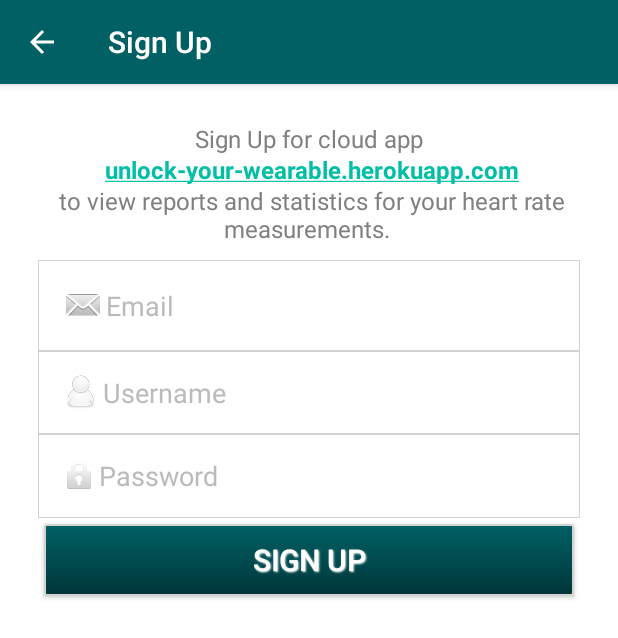
After one commit to JussV/MonitorWearables, an Android app: the SignUpActivity screen opened directly, with no data from a screen before it, on a phone screen of 412 x 824 dp. The commit adds this screen. Shown: the top 638 px of the screen. Run offline under Robolectric (Android 15) with nearby library versions, the phone set to English and light mode, and no system bars.

Commit message:
Create SignUp layout

```diff
--- a/mobile/src/main/AndroidManifest.xml
+++ b/mobile/src/main/AndroidManifest.xml
@@ -70,7 +70,11 @@
         </activity>
         <activity android:name=".activities.GBActivity"
             android:theme="@style/GadgetbridgeTheme.NoActionBar" />
-
+        <activity
+            android:name=".activities.SignUpActivity"
+            android:parentActivityName=".activities.ControlCenterv2"
+            android:screenOrientation="portrait"
+            android:label="@string/title_activity_signup" />
         <service android:name=".service.DeviceCommunicationService" />
         <service android:name=".service.HeartRateService" />
         <service
--- a/mobile/src/main/java/smartlife/monitorwearables/activities/CollectionDemoActivity.java
+++ b/mobile/src/main/java/smartlife/monitorwearables/activities/CollectionDemoActivity.java
@@ -70,6 +70,8 @@ public class CollectionDemoActivity extends GBActivity {
         coordinatorLayout = findViewById(R.id.main_layout);
         Toolbar toolbar = findViewById(R.id.toolbar);
         setSupportActionBar(toolbar);
+        getSupportActionBar().setDisplayHomeAsUpEnabled(true);
+        getSupportActionBar().setDisplayShowHomeEnabled(true);
 
         TabLayout tabLayout = findViewById(R.id.tab_layout);
 
--- a/mobile/src/main/java/smartlife/monitorwearables/activities/ControlCenterv2.java
+++ b/mobile/src/main/java/smartlife/monitorwearables/activities/ControlCenterv2.java
@@ -255,8 +255,8 @@ public class ControlCenterv2 extends AppCompatActivity implements CapabilityApi.
                 startActivity(debugIntent);
                 return true;*/
             case R.id.action_signup:
-                /*Intent debugIntent = new Intent(this, DebugActivity.class);
-                startActivity(debugIntent);*/
+                Intent signUpIntent = new Intent(this, SignUpActivity.class);
+                startActivity(signUpIntent);
                 return true;
         }
 
--- /dev/null
+++ b/mobile/src/main/java/smartlife/monitorwearables/activities/SignUpActivity.java
@@ -0,0 +1,30 @@
+package smartlife.monitorwearables.activities;
+
+import android.app.Activity;
+import android.os.Bundle;
+import android.support.v4.app.NavUtils;
+import android.support.v7.app.AppCompatActivity;
+import android.support.v7.widget.Toolbar;
+import android.view.MenuItem;
+
+import smartlife.monitorwearables.R;
+
+public class SignUpActivity extends AppCompatActivity {
+    private String TAG = "SingUp";
+
+    @Override
+    protected void onCreate(Bundle savedInstanceState) {
+        super.onCreate(savedInstanceState);
+        setContentView(R.layout.activity_signup);
+    }
+
+    @Override
+    public boolean onOptionsItemSelected(MenuItem item) {
+        switch (item.getItemId()) {
+            case android.R.id.home:
+                NavUtils.navigateUpFromSameTask(this);
+                return true;
+        }
+        return super.onOptionsItemSelected(item);
+    }
+}
--- a/mobile/src/main/java/smartlife/monitorwearables/fragments/miband/TabFragment2.java
+++ b/mobile/src/main/java/smartlife/monitorwearables/fragments/miband/TabFragment2.java
@@ -74,7 +74,7 @@ public class TabFragment2 extends Fragment {
 
     SharedPreferences.OnSharedPreferenceChangeListener prefListener = new SharedPreferences.OnSharedPreferenceChangeListener() {
         public void onSharedPreferenceChanged(SharedPreferences prefs, String key) {
-            if (key.equals(getString(R.string.key_enable_continuous_monitoring)) && getActivity().getClass().getName()!= null) {
+            if (getActivity().getClass().getName()!= null && key.equals(getString(R.string.key_enable_continuous_monitoring))) {
                setButtonClickability();
             }
         }
--- /dev/null
+++ b/mobile/src/main/res/drawable/button_default_bg.xml
@@ -0,0 +1,29 @@
+<?xml version="1.0" encoding="utf-8"?>
+<selector xmlns:android="http://schemas.android.com/apk/res/android">
+    <item  android:state_pressed="true" >
+        <shape>
+            <solid
+                android:color="#f8f9fa" />
+            <stroke
+                android:width="1dp"
+                android:color="#d2d2d2" />
+            <corners
+                android:radius="1dp" />
+
+        </shape>
+    </item>
+    <item>
+        <shape>
+            <gradient
+                android:startColor="@color/primary"
+                android:endColor="@color/primary_dark"
+                android:angle="270" />
+            <stroke
+                android:width="1dp"
+                android:color="#d2d2d2" />
+            <corners
+                android:radius="1dp" />
+
+        </shape>
+    </item>
+</selector>
--- /dev/null
+++ b/mobile/src/main/res/drawable/edittext_default_bg.xml
@@ -0,0 +1,8 @@
+<?xml version="1.0" encoding="utf-8"?>
+<shape xmlns:android="http://schemas.android.com/apk/res/android"
+    android:shape="rectangle" android:padding="10dp">
+    <solid android:color="#FFFFFF"/>
+    <stroke
+        android:width="0.5dp"
+        android:color="#d2d2d2" />
+</shape>
--- /dev/null
+++ b/mobile/src/main/res/layout/activity_signup.xml
@@ -0,0 +1,91 @@
+<?xml version="1.0" encoding="utf-8"?>
+<RelativeLayout xmlns:android="http://schemas.android.com/apk/res/android"
+    xmlns:tools="http://schemas.android.com/tools"
+    xmlns:app="http://schemas.android.com/apk/res-auto"
+    android:layout_width="match_parent"
+    android:layout_height="match_parent"
+    android:padding="@dimen/activity_signup"
+    android:layout_centerVertical="true"
+    tools:context=".MainActivity"
+    android:background="@android:color/white">
+
+    <TextView
+        android:id="@+id/tv_signup_info"
+        android:layout_width="match_parent"
+        android:layout_height="wrap_content"
+        android:layout_alignParentEnd="true"
+        android:layout_marginBottom="10dp"
+        android:gravity="center"
+        android:text="@string/signup_for_cloud_app"
+        android:textColor="@color/secondarytext"
+        android:textSize="@dimen/primary_text" />
+
+    <EditText
+        android:id="@+id/et_email"
+        android:layout_below="@id/tv_signup_info"
+        android:layout_width="match_parent"
+        android:layout_height="wrap_content"
+        android:background="@drawable/edittext_default_bg"
+        android:padding="15dp"
+        android:inputType="textEmailAddress"
+        android:hint="@string/email"
+        android:textColorHint="#bbbbbb"
+        android:drawableStart="@android:drawable/sym_action_email"/>
+
+    <RelativeLayout
+        android:id="@+id/rl_username"
+        android:layout_width="match_parent"
+        android:layout_height="55dp"
+        android:layout_alignParentStart="true"
+        android:layout_below="@+id/et_email"
+        android:background="@drawable/edittext_default_bg">
+
+        <ImageView
+            android:id="@+id/username_icon"
+            android:layout_width="30dp"
+            android:layout_height="30dp"
+            android:layout_alignParentStart="true"
+            android:layout_centerVertical="true"
+            android:layout_marginStart="13dp"
+            android:alpha="0.4"
+            android:contentDescription="@string/username"
+            android:padding="3dp"
+            android:src="@drawable/icon_user" />
+
+        <EditText
+            android:id="@+id/et_username"
+            android:layout_width="wrap_content"
+            android:layout_height="wrap_content"
+            android:layout_centerVertical="true"
+            android:layout_toEndOf="@+id/username_icon"
+            android:background="@android:color/white"
+            android:hint="@string/username"
+            android:textColorHint="#bbbbbb" />
+
+    </RelativeLayout>
+
+    <EditText
+        android:id="@+id/et_pass"
+        android:layout_width="match_parent"
+        android:layout_height="wrap_content"
+        android:layout_alignParentStart="true"
+        android:layout_below="@+id/rl_username"
+        android:background="@drawable/edittext_default_bg"
+        android:drawableStart="@android:drawable/ic_lock_idle_lock"
+        android:hint="@string/password"
+        android:inputType="textPassword"
+        android:padding="15dp"
+        android:textColorHint="#bbbbbb" />
+    <Button
+        android:id="@+id/btnSingIn"
+        android:layout_width="match_parent"
+        android:layout_height="wrap_content"
+        android:layout_below="@id/et_pass"
+        android:padding="10dp"
+        android:layout_margin="4dp"
+        android:text="@string/signup"
+        style="@style/DefaultButtonText"
+        android:background="@drawable/button_default_bg"
+        />
+
+</RelativeLayout>
--- a/mobile/src/main/res/values/dimens.xml
+++ b/mobile/src/main/res/values/dimens.xml
@@ -6,4 +6,5 @@
     <dimen name="fab_margin">16dp</dimen>
     <dimen name="primary_text">16sp</dimen>
     <dimen name="secondary_text">14sp</dimen>
+    <dimen name="activity_signup">25dp</dimen>
 </resources>
--- a/mobile/src/main/res/values/strings.xml
+++ b/mobile/src/main/res/values/strings.xml
@@ -73,6 +73,7 @@
 
     <string name="title_activity_discovery">Device Discovery</string>
     <string name="title_activity_mi_band_pairing">Pair your Mi Band</string>
+    <string name="title_activity_signup">Sign Up</string>
     <string name="no_items_bg">No available devices.</string>
     <string name="delete_device">Delete %1$s</string>
     <string name="delete_device_message">All data related to the device will be deleted.</string>
@@ -97,12 +98,17 @@
     <string name="key_enable_continuous_monitoring">enableContinuousMonitoring</string>
     <string name="key_enable_wear_continuous_monitoring">enableWearContinuousMonitoring</string>
     <string name="signup_title">SignUp</string>
-    <string name="signup_for_cloud_app">Please Sign Up for cloud app unlock-your-wearable.herokuapp.com to view reports and statistics for your heart rate measurements.</string>
+    <string name="signup">Sign Up</string>
+    <string name="signup_for_cloud_app">Sign Up for cloud app\n
+        <a href="https://unlock-your-wearable.herokuapp.com"><b>unlock-your-wearable.herokuapp.com</b></a>\n
+        to view reports and statistics for your heart rate measurements.
+    </string>
     <string name="username">Username</string>
     <string name="password">Password</string>
     <string name="user">User Account</string>
     <string name="ok">OK</string>
     <string name="nav_bg">Nav backgound</string>
+    <string name="email">Email</string>
 
     <string-array name="hr_interval_array">
         <item> </item>
--- a/mobile/src/main/res/values/styles.xml
+++ b/mobile/src/main/res/values/styles.xml
@@ -15,4 +15,18 @@
     <style name="GadgetbridgeTheme.AppBarOverlay" parent="ThemeOverlay.AppCompat.Dark.ActionBar" />
 
     <style name="GadgetbridgeTheme.PopupOverlay" parent="ThemeOverlay.AppCompat.Light" />
+
+    <style name="DefaultButtonText">
+        <item name="android:layout_width">fill_parent</item>
+        <item name="android:layout_height">wrap_content</item>
+        <item name="android:textColor">@color/primarytext_dark</item>
+        <item name="android:gravity">center</item>
+        <item name="android:layout_margin">3dp</item>
+        <item name="android:textStyle">normal</item>
+        <item name="android:textSize">20sp</item>
+        <item name="android:shadowColor">@color/primarytext_dark</item>
+        <item name="android:shadowDx">1</item>
+        <item name="android:shadowDy">1</item>
+        <item name="android:shadowRadius">1</item>
+    </style>
 </resources>
```
Also changed, not shown: mobile/src/main/res/drawable-hdpi/icon_user.png (added), mobile/src/main/res/drawable-mdpi/icon_user.png (added), mobile/src/main/res/drawable-xhdpi/icon_user.png (added), mobile/src/main/res/drawable-xxhdpi/icon_user.png (added).
